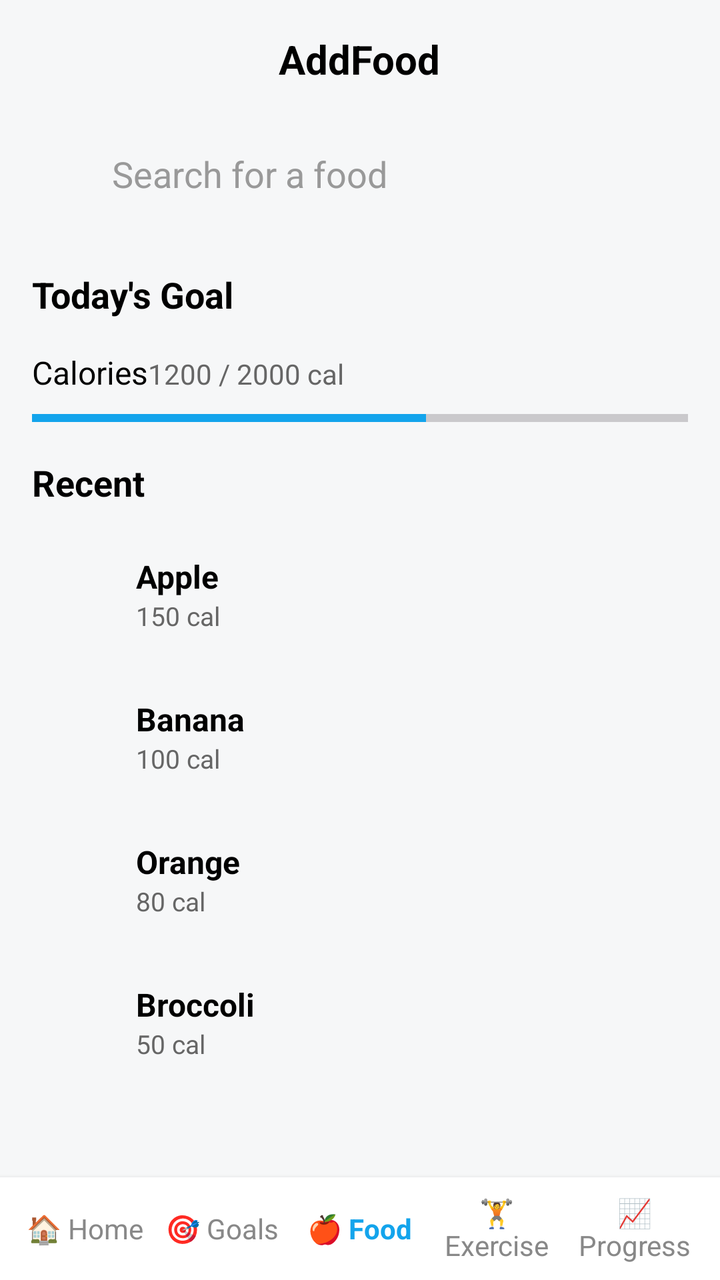
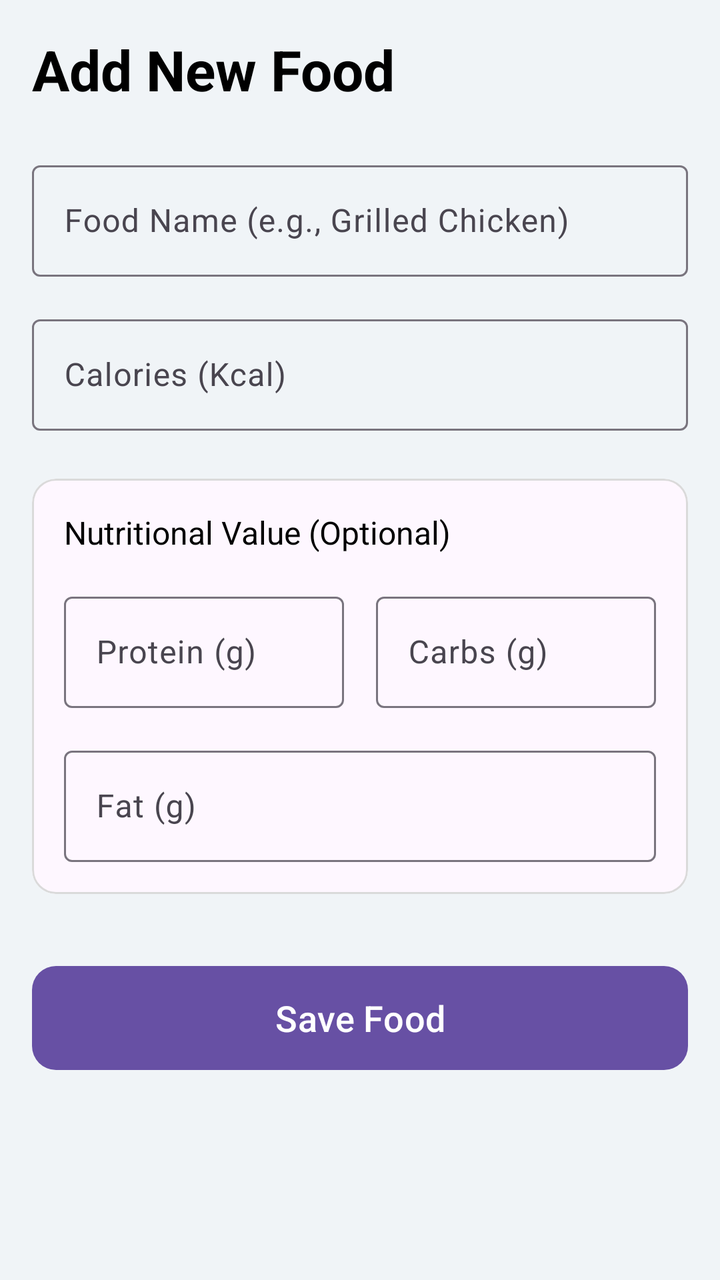

Before-and-after screenshots of an Android layout around one commit, followed by the original layout XML and the change that was made.
<!-- AndroidManifest.xml: application theme Theme.FinalHamada -->
<!-- res/layout/activity_add_foods.xml -->
<?xml version="1.0" encoding="utf-8"?>
<LinearLayout xmlns:android="http://schemas.android.com/apk/res/android"
    xmlns:tools="http://schemas.android.com/tools"
    android:orientation="vertical"
    android:background="#F6F7F8"
    android:layout_width="match_parent"
    android:layout_height="match_parent"
    android:id="@+id/main">

    
    <RelativeLayout
        android:layout_width="match_parent"
        android:layout_height="wrap_content"
        android:padding="16dp">


        <TextView
            android:id="@+id/tvTitle"
            android:text="AddFood"
            android:textSize="20sp"
            android:textStyle="bold"
            android:layout_centerHorizontal="true"
            android:textColor="#000"
            android:layout_width="wrap_content"
            android:layout_height="wrap_content" />
    </RelativeLayout>

    
    <LinearLayout
        android:orientation="horizontal"
        android:padding="8dp"
        android:layout_marginHorizontal="16dp"
        android:layout_marginTop="4dp"
        android:layout_width="match_parent"
        android:layout_height="48dp"
        tools:ignore="ExtraText">

        <ImageView
            android:layout_gravity="center_vertical"
            android:layout_marginEnd="8dp"
            android:layout_width="24dp"
            android:layout_height="24dp"/>

        ]>

        <EditText
            android:id="@+id/etSearchFood"
            android:layout_width="0dp"
            android:layout_height="match_parent"
            android:layout_weight="1"
            android:background="@null"
            android:hint="Search for a food"
            android:textColor="#000"
            android:textColorHint="#999"
            tools:ignore="TouchTargetSizeCheck" />
    </LinearLayout>

    
    <TextView
        android:id="@+id/tvTdGoal"
        android:layout_width="wrap_content"
        android:layout_height="wrap_content"
        android:layout_marginStart="16dp"
        android:layout_marginTop="24dp"
        android:text="Today's Goal"
        android:textColor="#000"
        android:textSize="18sp"
        android:textStyle="bold" />

    
    <LinearLayout
        android:orientation="vertical"
        android:layout_margin="16dp"
        android:layout_width="match_parent"
        android:layout_height="wrap_content">

        <LinearLayout
            android:orientation="horizontal"
            android:layout_width="match_parent"
            android:layout_height="wrap_content">

            <TextView
                android:id="@+id/tvCalrories"
                android:layout_width="wrap_content"
                android:layout_height="wrap_content"
                android:text="Calories"
                android:textColor="#000"
                android:textSize="16sp" />

            <TextView
                android:id="@+id/tvCAL"
                android:layout_width="wrap_content"
                android:layout_height="wrap_content"
                android:text="1200 / 2000 cal"
                android:textColor="#666"
                android:textSize="14sp" />
        </LinearLayout>

        <ProgressBar
            android:id="@+id/progressCalories"
            style="?android:attr/progressBarStyleHorizontal"
            android:progress="60"
            android:progressTint="#13a4ec"
            android:backgroundTint="#E0E0E0"
            android:layout_marginTop="8dp"
            android:layout_width="match_parent"
            android:layout_height="8dp"/>
    </LinearLayout>

    
    <TextView
        android:id="@+id/tvRecent"
        android:layout_width="wrap_content"
        android:layout_height="wrap_content"
        android:layout_marginStart="16dp"
        android:layout_marginBottom="8dp"
        android:text="Recent"
        android:textColor="#000"
        android:textSize="18sp"
        android:textStyle="bold" />

    <ScrollView
        android:layout_width="match_parent"
        android:layout_height="429dp"
        android:layout_weight="1">

        <LinearLayout
            android:layout_width="match_parent"
            android:layout_height="wrap_content"
            android:layout_marginBottom="16dp"
            android:orientation="vertical">

            
            <LinearLayout
                android:layout_width="match_parent"
                android:layout_height="wrap_content"
                android:layout_marginHorizontal="8dp"
                android:layout_marginVertical="4dp"
                android:gravity="center_vertical"
                android:orientation="horizontal"
                android:padding="12dp">

                <ImageView
                    android:layout_width="36dp"
                    android:layout_height="36dp"
                    android:layout_marginEnd="12dp"
                    android:backgroundTint="#13a4ec" />

                <LinearLayout
                    android:layout_width="0dp"
                    android:layout_height="wrap_content"
                    android:layout_weight="1"
                    android:orientation="vertical">

                    <TextView
                        android:id="@+id/tvApple"
                        android:layout_width="wrap_content"
                        android:layout_height="wrap_content"
                        android:text="Apple"
                        android:textColor="#000"
                        android:textSize="16sp"
                        android:textStyle="bold" />

                    <TextView
                        android:id="@+id/tvcalApple"
                        android:layout_width="wrap_content"
                        android:layout_height="wrap_content"
                        android:text="150 cal"
                        android:textColor="#666"
                        android:textSize="13sp" />
                </LinearLayout>

            </LinearLayout>

            
            <LinearLayout
                android:layout_width="match_parent"
                android:layout_height="wrap_content"
                android:layout_marginHorizontal="8dp"
                android:layout_marginVertical="4dp"
                android:gravity="center_vertical"
                android:orientation="horizontal"
                android:padding="12dp">

                <ImageView
                    android:layout_width="36dp"
                    android:layout_height="36dp"
                    android:layout_marginEnd="12dp"
                    android:backgroundTint="#f44336" />

                <LinearLayout
                    android:layout_width="0dp"
                    android:layout_height="wrap_content"
                    android:layout_weight="1"
                    android:orientation="vertical">

                    <TextView
                        android:id="@+id/tvBanana"
                        android:layout_width="wrap_content"
                        android:layout_height="wrap_content"
                        android:text="Banana"
                        android:textColor="#000"
                        android:textSize="16sp"
                        android:textStyle="bold" />

                    <TextView
                        android:id="@+id/tvAddFood"
                        android:layout_width="wrap_content"
                        android:layout_height="wrap_content"
                        android:text="100 cal"
                        android:textColor="#666"
                        android:textSize="13sp" />
                </LinearLayout>

            </LinearLayout>

            
            <LinearLayout
                android:layout_width="match_parent"
                android:layout_height="wrap_content"
                android:layout_marginHorizontal="8dp"
                android:layout_marginVertical="4dp"
                android:gravity="center_vertical"
                android:orientation="horizontal"
                android:padding="12dp">

                <ImageView
                    android:layout_width="36dp"
                    android:layout_height="36dp"
                    android:layout_marginEnd="12dp"
                    android:backgroundTint="#ff9800" />

                <LinearLayout
                    android:layout_width="0dp"
                    android:layout_height="wrap_content"
                    android:layout_weight="1"
                    android:orientation="vertical">

                    <TextView
                        android:id="@+id/tvOrange"
                        android:layout_width="wrap_content"
                        android:layout_height="wrap_content"
                        android:text="Orange"
                        android:textColor="#000"
                        android:textSize="16sp"
                        android:textStyle="bold" />

                    <TextView
                        android:id="@+id/tvcalOrange"
                        android:layout_width="wrap_content"
                        android:layout_height="wrap_content"
                        android:text="80 cal"
                        android:textColor="#666"
                        android:textSize="13sp" />
                </LinearLayout>

            </LinearLayout>

            
            <LinearLayout
                android:layout_width="match_parent"
                android:layout_height="wrap_content"
                android:layout_marginHorizontal="8dp"
                android:layout_marginVertical="4dp"
                android:gravity="center_vertical"
                android:orientation="horizontal"
                android:padding="12dp">

                <ImageView
                    android:layout_width="36dp"
                    android:layout_height="36dp"
                    android:layout_marginEnd="12dp"
                    android:backgroundTint="#4caf50" />

                <LinearLayout
                    android:layout_width="0dp"
                    android:layout_height="wrap_content"
                    android:layout_weight="1"
                    android:orientation="vertical">

                    <TextView
                        android:id="@+id/tvBroccoli"
                        android:layout_width="wrap_content"
                        android:layout_height="wrap_content"
                        android:text="Broccoli"
                        android:textColor="#000"
                        android:textSize="16sp"
                        android:textStyle="bold" />

                    <TextView
                        android:id="@+id/tvcalBroccoli"
                        android:layout_width="wrap_content"
                        android:layout_height="wrap_content"
                        android:text="50 cal"
                        android:textColor="#666"
                        android:textSize="13sp" />
                </LinearLayout>

            </LinearLayout>

        </LinearLayout>
    </ScrollView>

    
    <LinearLayout
        android:orientation="horizontal"
        android:background="#FFFFFF"
        android:padding="8dp"
        android:elevation="4dp"
        android:gravity="center"
        android:weightSum="5"
        android:layout_width="match_parent"
        android:layout_height="wrap_content">

        <TextView
            android:id="@+id/tvHome"
            android:layout_width="0dp"
            android:layout_height="wrap_content"
            android:layout_weight="1"
            android:gravity="center"
            android:text="🏠 Home"
            android:textColor="#888" />

        <TextView
            android:id="@+id/tvGoals"
            android:layout_width="0dp"
            android:layout_height="wrap_content"
            android:layout_weight="1"
            android:gravity="center"
            android:text="🎯 Goals"
            android:textColor="#888" />

        <TextView
            android:id="@+id/tvFood"
            android:layout_width="0dp"
            android:layout_height="wrap_content"
            android:layout_weight="1"
            android:gravity="center"
            android:text="🍎 Food"
            android:textColor="#13a4ec"
            android:textStyle="bold" />

        <TextView
            android:id="@+id/tvExcercises"
            android:layout_width="0dp"
            android:layout_height="wrap_content"
            android:layout_weight="1"
            android:gravity="center"
            android:text="🏋 Exercise"
            android:textColor="#888" />

        <TextView
            android:id="@+id/tvProgress"
            android:layout_width="0dp"
            android:layout_height="wrap_content"
            android:layout_weight="1"
            android:gravity="center"
            android:text="📈 Progress"
            android:textColor="#888" />
    </LinearLayout>
</LinearLayout>
<!-- resources referenced by this layout -->
<resources>
  <style name="Theme.FinalHamada" parent="Base.Theme.FinalHamada" />
  <style name="Base.Theme.FinalHamada" parent="Theme.Material3.DayNight.NoActionBar">
          
      </style>
</resources>

<!-- the commit's change to res/layout/activity_add_foods.xml (unified diff, before → after) -->
@@ -1,361 +1,138 @@
 <?xml version="1.0" encoding="utf-8"?>
-<LinearLayout xmlns:android="http://schemas.android.com/apk/res/android"
+<ScrollView xmlns:android="http://schemas.android.com/apk/res/android"
+    xmlns:app="http://schemas.android.com/apk/res-auto"
     xmlns:tools="http://schemas.android.com/tools"
-    android:orientation="vertical"
-    android:background="#F6F7F8"
     android:layout_width="match_parent"
     android:layout_height="match_parent"
-    android:id="@+id/main">
+    android:background="#F0F4F7"
+    tools:context=".AddFoods"> 
 
-    
-    <RelativeLayout
+    <LinearLayout
         android:layout_width="match_parent"
         android:layout_height="wrap_content"
+        android:orientation="vertical"
         android:padding="16dp">
 
+        <TextView
+            android:layout_width="wrap_content"
+            android:layout_height="wrap_content"
+            android:text="Add New Food"
+            android:textSize="28sp"
+            android:textStyle="bold"
+            android:textColor="@color/black"
+            android:layout_marginBottom="24dp"/>
 
-        <TextView
-            android:id="@+id/tvTitle"
-            android:text="AddFood"
-            android:textSize="20sp"
-            android:textStyle="bold"
-            android:layout_centerHorizontal="true"
-            android:textColor="#000"
-            android:layout_width="wrap_content"
-            android:layout_height="wrap_content" />
-    </RelativeLayout>
-
-    
-    <LinearLayout
-        android:orientation="horizontal"
-        android:padding="8dp"
-        android:layout_marginHorizontal="16dp"
-        android:layout_marginTop="4dp"
-        android:layout_width="match_parent"
-        android:layout_height="48dp"
-        tools:ignore="ExtraText">
-
-        <ImageView
-            android:layout_gravity="center_vertical"
-            android:layout_marginEnd="8dp"
-            android:layout_width="24dp"
-            android:layout_height="24dp"/>
-
-        ]>
-
-        <EditText
-            android:id="@+id/etSearchFood"
-            android:layout_width="0dp"
-            android:layout_height="match_parent"
-            android:layout_weight="1"
-            android:background="@null"
-            android:hint="Search for a food"
-            android:textColor="#000"
-            android:textColorHint="#999"
-            tools:ignore="TouchTargetSizeCheck" />
-    </LinearLayout>
-
-    
-    <TextView
-        android:id="@+id/tvTdGoal"
-        android:layout_width="wrap_content"
-        android:layout_height="wrap_content"
-        android:layout_marginStart="16dp"
-        android:layout_marginTop="24dp"
-        android:text="Today's Goal"
-        android:textColor="#000"
-        android:textSize="18sp"
-        android:textStyle="bold" />
-
-    
-    <LinearLayout
-        android:orientation="vertical"
-        android:layout_margin="16dp"
-        android:layout_width="match_parent"
-        android:layout_height="wrap_content">
-
-        <LinearLayout
-            android:orientation="horizontal"
-            android:layout_width="match_parent"
-            android:layout_height="wrap_content">
-
-            <TextView
-                android:id="@+id/tvCalrories"
-                android:layout_width="wrap_content"
-                android:layout_height="wrap_content"
-                android:text="Calories"
-                android:textColor="#000"
-                android:textSize="16sp" />
-
-            <TextView
-                android:id="@+id/tvCAL"
-                android:layout_width="wrap_content"
-                android:layout_height="wrap_content"
-                android:text="1200 / 2000 cal"
-                android:textColor="#666"
-                android:textSize="14sp" />
-        </LinearLayout>
-
-        <ProgressBar
-            android:id="@+id/progressCalories"
-            style="?android:attr/progressBarStyleHorizontal"
-            android:progress="60"
-            android:progressTint="#13a4ec"
-            android:backgroundTint="#E0E0E0"
-            android:layout_marginTop="8dp"
-            android:layout_width="match_parent"
-            android:layout_height="8dp"/>
-    </LinearLayout>
-
-    
-    <TextView
-        android:id="@+id/tvRecent"
-        android:layout_width="wrap_content"
-        android:layout_height="wrap_content"
-        android:layout_marginStart="16dp"
-        android:layout_marginBottom="8dp"
-        android:text="Recent"
-        android:textColor="#000"
-        android:textSize="18sp"
-        android:textStyle="bold" />
-
-    <ScrollView
-        android:layout_width="match_parent"
-        android:layout_height="429dp"
-        android:layout_weight="1">
-
-        <LinearLayout
+        
+        <com.google.android.material.textfield.TextInputLayout
             android:layout_width="match_parent"
             android:layout_height="wrap_content"
-            android:layout_marginBottom="16dp"
-            android:orientation="vertical">
+            android:hint="Food Name (e.g., Grilled Chicken)">
 
-            
+            <com.google.android.material.textfield.TextInputEditText
+                android:id="@+id/editTextFoodName"
+                android:layout_width="match_parent"
+                android:layout_height="wrap_content"
+                android:inputType="text" />
+        </com.google.android.material.textfield.TextInputLayout>
+
+        
+        <com.google.android.material.textfield.TextInputLayout
+            android:layout_width="match_parent"
+            android:layout_height="wrap_content"
+            android:layout_marginTop="16dp"
+            android:hint="Calories (Kcal)">
+
+            <com.google.android.material.textfield.TextInputEditText
+                android:id="@+id/editTextCalories"
+                android:layout_width="match_parent"
+                android:layout_height="wrap_content"
+                android:inputType="number" />
+        </com.google.android.material.textfield.TextInputLayout>
+
+        
+        <com.google.android.material.card.MaterialCardView
+            android:layout_width="match_parent"
+            android:layout_height="wrap_content"
+            android:layout_marginTop="24dp"
+            app:cardCornerRadius="12dp"
+            app:strokeWidth="1dp"
+            app:strokeColor="#DADADA">
+
             <LinearLayout
                 android:layout_width="match_parent"
                 android:layout_height="wrap_content"
-                android:layout_marginHorizontal="8dp"
-                android:layout_marginVertical="4dp"
-                android:gravity="center_vertical"
-                android:orientation="horizontal"
-                android:padding="12dp">
+                android:orientation="vertical"
+                android:padding="16dp">
 
-                <ImageView
-                    android:layout_width="36dp"
-                    android:layout_height="36dp"
-                    android:layout_marginEnd="12dp"
-                    android:backgroundTint="#13a4ec" />
+                <TextView
+                    android:layout_width="wrap_content"
+                    android:layout_height="wrap_content"
+                    android:text="Nutritional Value (Optional)"
+                    android:textSize="16sp"
+                    android:textColor="@color/black"
+                    android:layout_marginBottom="16dp"/>
 
                 <LinearLayout
-                    android:layout_width="0dp"
+                    android:layout_width="match_parent"
                     android:layout_height="wrap_content"
-                    android:layout_weight="1"
-                    android:orientation="vertical">
+                    android:orientation="horizontal">
 
-                    <TextView
-                        android:id="@+id/tvApple"
-                        android:layout_width="wrap_content"
+                    
+                    <com.google.android.material.textfield.TextInputLayout
+                        android:layout_width="0dp"
                         android:layout_height="wrap_content"
-                        android:text="Apple"
-                        android:textColor="#000"
-                        android:textSize="16sp"
-                        android:textStyle="bold" />
+                        android:layout_weight="1"
+                        android:hint="Protein (g)"
+                        android:layout_marginEnd="8dp">
 
-                    <TextView
-                        android:id="@+id/tvcalApple"
-                        android:layout_width="wrap_content"
+                        <com.google.android.material.textfield.TextInputEditText
+                            android:id="@+id/editTextProtein"
+                            android:layout_width="match_parent"
+                            android:layout_height="wrap_content"
+                            android:inputType="numberDecimal" />
+                    </com.google.android.material.textfield.TextInputLayout>
+
+                    
+                    <com.google.android.material.textfield.TextInputLayout
+                        android:layout_width="0dp"
                         android:layout_height="wrap_content"
-                        android:text="150 cal"
-                        android:textColor="#666"
-                        android:textSize="13sp" />
+                        android:layout_weight="1"
+                        android:layout_marginStart="8dp"
+                        android:hint="Carbs (g)">
+
+                        <com.google.android.material.textfield.TextInputEditText
+                            android:id="@+id/editTextCarbs"
+                            android:layout_width="match_parent"
+                            android:layout_height="wrap_content"
+                            android:inputType="numberDecimal" />
+                    </com.google.android.material.textfield.TextInputLayout>
                 </LinearLayout>
 
+                
+                <com.google.android.material.textfield.TextInputLayout
+                    android:layout_width="match_parent"
+                    android:layout_height="wrap_content"
+                    android:layout_marginTop="16dp"
+                    android:hint="Fat (g)">
+
+                    <com.google.android.material.textfield.TextInputEditText
+                        android:id="@+id/editTextFat"
+                        android:layout_width="match_parent"
+                        android:layout_height="wrap_content"
+                        android:inputType="numberDecimal" />
+                </com.google.android.material.textfield.TextInputLayout>
             </LinearLayout>
+        </com.google.android.material.card.MaterialCardView>
 
-            
-            <LinearLayout
-                android:layout_width="match_parent"
-                android:layout_height="wrap_content"
-                android:layout_marginHorizontal="8dp"
-                android:layout_marginVertical="4dp"
-                android:gravity="center_vertical"
-                android:orientation="horizontal"
-                android:padding="12dp">
+        
+        <com.google.android.material.button.MaterialButton
+            android:id="@+id/buttonSaveFood"
+            android:layout_width="match_parent"
+            android:layout_height="60dp"
+            android:layout_marginTop="32dp"
+            android:text="Save Food"
+            android:textSize="18sp"
+            app:cornerRadius="12dp" />
 
-                <ImageView
-                    android:layout_width="36dp"
-                    android:layout_height="36dp"
-                    android:layout_marginEnd="12dp"
-                    android:backgroundTint="#f44336" />
-
-                <LinearLayout
-                    android:layout_width="0dp"
-                    android:layout_height="wrap_content"
-                    android:layout_weight="1"
-                    android:orientation="vertical">
-
-                    <TextView
-                        android:id="@+id/tvBanana"
-                        android:layout_width="wrap_content"
-                        android:layout_height="wrap_content"
-                        android:text="Banana"
-                        android:textColor="#000"
-                        android:textSize="16sp"
-                        android:textStyle="bold" />
-
-                    <TextView
-                        android:id="@+id/tvAddFood"
-                        android:layout_width="wrap_content"
-                        android:layout_height="wrap_content"
-                        android:text="100 cal"
-                        android:textColor="#666"
-                        android:textSize="13sp" />
-                </LinearLayout>
-
-            </LinearLayout>
-
-            
-            <LinearLayout
-                android:layout_width="match_parent"
-                android:layout_height="wrap_content"
-                android:layout_marginHorizontal="8dp"
-                android:layout_marginVertical="4dp"
-                android:gravity="center_vertical"
-                android:orientation="horizontal"
-                android:padding="12dp">
-
-                <ImageView
-                    android:layout_width="36dp"
-                    android:layout_height="36dp"
-                    android:layout_marginEnd="12dp"
-                    android:backgroundTint="#ff9800" />
-
-                <LinearLayout
-                    android:layout_width="0dp"
-                    android:layout_height="wrap_content"
-                    android:layout_weight="1"
-                    android:orientation="vertical">
-
-                    <TextView
-                        android:id="@+id/tvOrange"
-                        android:layout_width="wrap_content"
-                        android:layout_height="wrap_content"
-                        android:text="Orange"
-                        android:textColor="#000"
-                        android:textSize="16sp"
-                        android:textStyle="bold" />
-
-                    <TextView
-                        android:id="@+id/tvcalOrange"
-                        android:layout_width="wrap_content"
-                        android:layout_height="wrap_content"
-                        android:text="80 cal"
-                        android:textColor="#666"
-                        android:textSize="13sp" />
-                </LinearLayout>
-
-            </LinearLayout>
-
-            
-            <LinearLayout
-                android:layout_width="match_parent"
-                android:layout_height="wrap_content"
-                android:layout_marginHorizontal="8dp"
-                android:layout_marginVertical="4dp"
-                android:gravity="center_vertical"
-                android:orientation="horizontal"
-                android:padding="12dp">
-
-                <ImageView
-                    android:layout_width="36dp"
-                    android:layout_height="36dp"
-                    android:layout_marginEnd="12dp"
-                    android:backgroundTint="#4caf50" />
-
-                <LinearLayout
-                    android:layout_width="0dp"
-                    android:layout_height="wrap_content"
-                    android:layout_weight="1"
-                    android:orientation="vertical">
-
-                    <TextView
-                        android:id="@+id/tvBroccoli"
-                        android:layout_width="wrap_content"
-                        android:layout_height="wrap_content"
-                        android:text="Broccoli"
-                        android:textColor="#000"
-                        android:textSize="16sp"
-                        android:textStyle="bold" />
-
-                    <TextView
-                        android:id="@+id/tvcalBroccoli"
-                        android:layout_width="wrap_content"
-                        android:layout_height="wrap_content"
-                        android:text="50 cal"
-                        android:textColor="#666"
-                        android:textSize="13sp" />
-                </LinearLayout>
-
-            </LinearLayout>
-
-        </LinearLayout>
-    </ScrollView>
-
-    
-    <LinearLayout
-        android:orientation="horizontal"
-        android:background="#FFFFFF"
-        android:padding="8dp"
-        android:elevation="4dp"
-        android:gravity="center"
-        android:weightSum="5"
-        android:layout_width="match_parent"
-        android:layout_height="wrap_content">
-
-        <TextView
-            android:id="@+id/tvHome"
-            android:layout_width="0dp"
-            android:layout_height="wrap_content"
-            android:layout_weight="1"
-            android:gravity="center"
-            android:text="🏠 Home"
-            android:textColor="#888" />
-
-        <TextView
-            android:id="@+id/tvGoals"
-            android:layout_width="0dp"
-            android:layout_height="wrap_content"
-            android:layout_weight="1"
-            android:gravity="center"
-            android:text="🎯 Goals"
-            android:textColor="#888" />
-
-        <TextView
-            android:id="@+id/tvFood"
-            android:layout_width="0dp"
-            android:layout_height="wrap_content"
-            android:layout_weight="1"
-            android:gravity="center"
-            android:text="🍎 Food"
-            android:textColor="#13a4ec"
-            android:textStyle="bold" />
-
-        <TextView
-            android:id="@+id/tvExcercises"
-            android:layout_width="0dp"
-            android:layout_height="wrap_content"
-            android:layout_weight="1"
-            android:gravity="center"
-            android:text="🏋 Exercise"
-            android:textColor="#888" />
-
-        <TextView
-            android:id="@+id/tvProgress"
-            android:layout_width="0dp"
-            android:layout_height="wrap_content"
-            android:layout_weight="1"
-            android:gravity="center"
-            android:text="📈 Progress"
-            android:textColor="#888" />
     </LinearLayout>
-</LinearLayout>
+</ScrollView>
<!-- resource entries referenced after the edit -->
@@ -1,5 +1,6 @@
 <!-- resources referenced by this layout -->
 <resources>
+  <color name="black">#000000</color>
   <style name="Theme.FinalHamada" parent="Base.Theme.FinalHamada" />
   <style name="Base.Theme.FinalHamada" parent="Theme.Material3.DayNight.NoActionBar">
           
